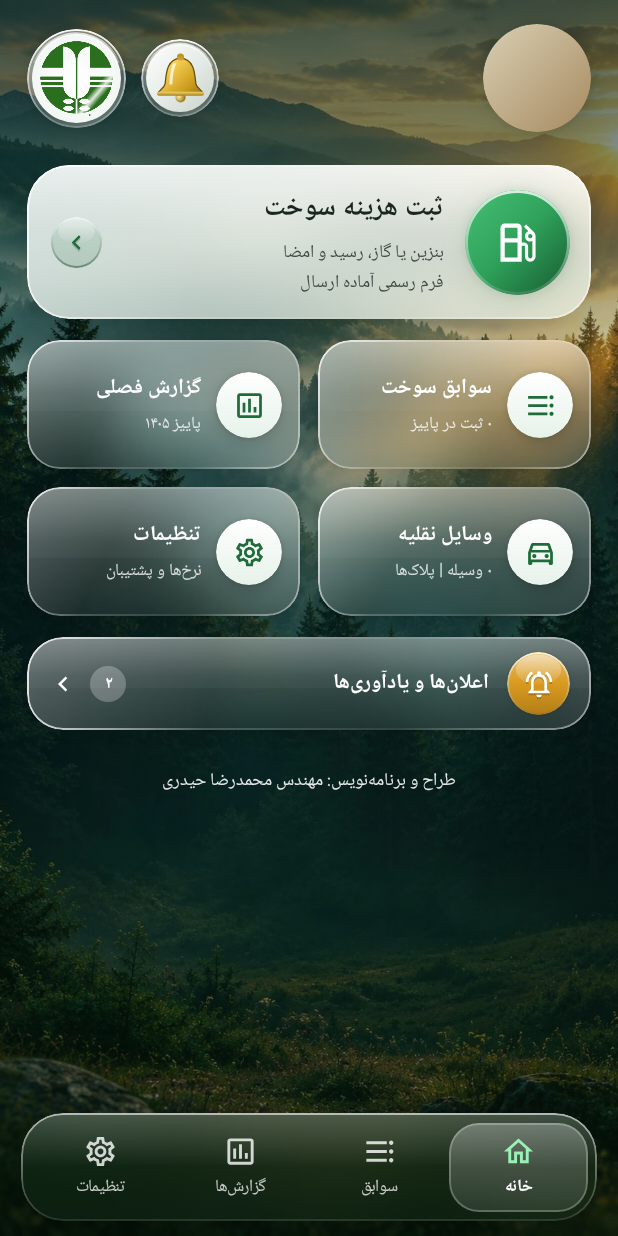
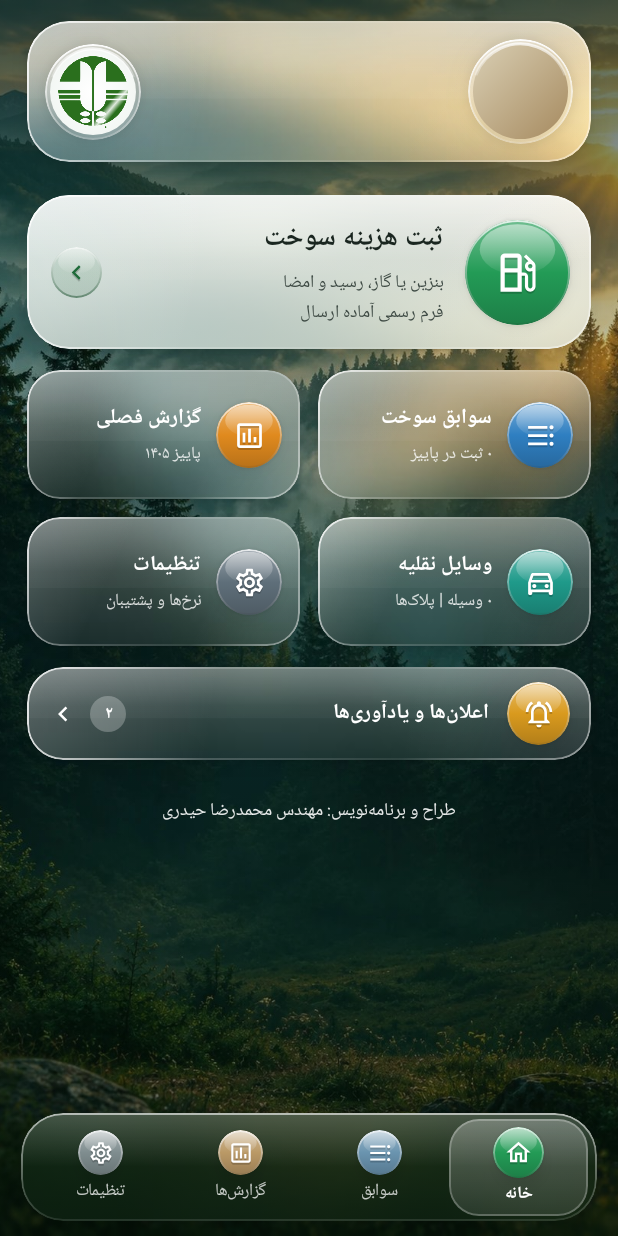
Before and after one commit to hydari/mohitban-android, an Android app built with Jetpack Compose: the composable DashboardScreen shown on its own in the app's theme, on a phone screen of 412 x 824 dp. Run offline under Robolectric (Android 15) with nearby library versions, the phone set to English and light mode, and no system bars; our stand-ins replace Room's generated code.

Commit message:
Glass header card, one-line rank & station, white bottom bar outside dashboard, skeuomorphic icons everywhere
Co-Authored-By: Claude Opus 5.5 <noreply@anthropic.com>
Claude-Session: https://claude.ai/code/session_019YAPU5vx6cTeVP4voc5iNR

```diff
--- a/app/src/main/java/ir/mohitban/app/ui/components/Common.kt
+++ b/app/src/main/java/ir/mohitban/app/ui/components/Common.kt
@@ -55,6 +55,7 @@ import androidx.compose.ui.draw.clip
 import androidx.compose.ui.draw.shadow
 import androidx.compose.ui.graphics.Brush
 import androidx.compose.ui.graphics.Color
+import androidx.compose.ui.graphics.luminance
 import androidx.compose.ui.graphics.ImageBitmap
 import androidx.compose.ui.graphics.vector.ImageVector
 import androidx.compose.ui.layout.ContentScale
@@ -241,6 +242,13 @@ fun CircleIcon(
     modifier: Modifier = Modifier,
     border: Color? = null,
 ) {
+    // light disc + coloured glyph → turn into a glossy coloured button with a white glyph
+    var background = background
+    var tint = tint
+    if (background.alpha >= 0.5f && background.luminance() > 0.72f && tint.luminance() < 0.45f) {
+        background = tint
+        tint = Color.White
+    }
     val transparent = background.alpha < 0.5f
     Box(
         modifier = modifier
@@ -330,18 +338,18 @@ fun TopBar(
                     .clip(CircleShape)
                     .clickable(onClick = onBack),
                 contentAlignment = Alignment.Center,
-            ) { Icon(Icons.AutoMirrored.Outlined.ArrowBack, "بازگشت", tint = MColors.Ink) }
+            ) { CircleIcon(Icons.AutoMirrored.Outlined.ArrowBack, MColors.Green, Color.White, size = 36.dp, iconSize = 19.dp) }
         }
         Text(title, style = MaterialTheme.typography.titleLarge, color = MColors.Ink, modifier = Modifier.align(Alignment.Center))
         if (action != null) Box(Modifier.align(Alignment.CenterEnd)) { action() }
     }
 }
 
-enum class MainTab(val title: String, val icon: ImageVector) {
-    HOME("خانه", Icons.Outlined.Home),
-    RECORDS("سوابق", Icons.AutoMirrored.Outlined.FormatListBulleted),
-    REPORTS("گزارش‌ها", Icons.Outlined.Assessment),
-    SETTINGS("تنظیمات", Icons.Outlined.Settings),
+enum class MainTab(val title: String, val icon: ImageVector, val color: Color) {
+    HOME("خانه", Icons.Outlined.Home, Color(0xFF239B56)),
+    RECORDS("سوابق", Icons.AutoMirrored.Outlined.FormatListBulleted, Color(0xFF2F7FC1)),
+    REPORTS("گزارش‌ها", Icons.Outlined.Assessment, Color(0xFFE08A1E)),
+    SETTINGS("تنظیمات", Icons.Outlined.Settings, Color(0xFF5F6F7A)),
 }
 
 /** Floating glass navigation bar (blurred photo behind it on the dashboard, frosted green elsewhere). */
@@ -349,6 +357,7 @@ enum class MainTab(val title: String, val icon: ImageVector) {
 fun BottomBar(current: MainTab, onSelect: (MainTab) -> Unit, modifier: Modifier = Modifier) {
     val shape = RoundedCornerShape(28.dp)
     val backdrop = LocalGlassBackdrop.current
+    val glass = backdrop != null
     var position by remember { mutableStateOf(Offset.Zero) }
     Row(
         modifier = modifier
@@ -356,21 +365,27 @@ fun BottomBar(current: MainTab, onSelect: (MainTab) -> Unit, modifier: Modifier
             .padding(horizontal = 14.dp, vertical = 10.dp)
             .fillMaxWidth()
             .height(72.dp)
-            .shadow(20.dp, shape, ambientColor = Color.Black, spotColor = Color(0x80000000))
+            .shadow(if (glass) 20.dp else 10.dp, shape, ambientColor = Color.Black, spotColor = if (glass) Color(0x80000000) else Color(0x40143C1E))
             .clip(shape)
             .onGloballyPositioned { position = it.positionInRoot() }
             .drawBehind {
-                drawBackdrop(backdrop, position)
-                drawRect(
-                    if (backdrop != null) Brush.verticalGradient(listOf(Color(0x8C0E2A18), Color(0xB30A1F12)))
-                    else Brush.verticalGradient(listOf(Color(0xE61C4A2C), Color(0xF20E2417))),
-                )
-                drawRect(
-                    Brush.verticalGradient(0f to Color.White.copy(alpha = 0.20f), 0.5f to Color.Transparent),
-                    size = this.size.copy(height = this.size.height * 0.5f),
-                )
+                if (glass) {
+                    drawBackdrop(backdrop, position)
+                    drawRect(Brush.verticalGradient(listOf(Color(0x8C0E2A18), Color(0xB30A1F12))))
+                    drawRect(
+                        Brush.verticalGradient(0f to Color.White.copy(alpha = 0.20f), 0.5f to Color.Transparent),
+                        size = this.size.copy(height = this.size.height * 0.5f),
+                    )
+                } else {
+                    drawRect(Color.White)
+                }
             }
-            .border(1.dp, Brush.verticalGradient(listOf(Color(0x99FFFFFF), Color(0x1AFFFFFF))), shape)
+            .border(
+                if (glass) 1.dp else 1.5.dp,
+                if (glass) Brush.verticalGradient(listOf(Color(0x99FFFFFF), Color(0x1AFFFFFF)))
+                else Brush.verticalGradient(listOf(MColors.Green2, MColors.Green)),
+                shape,
+            )
             .padding(horizontal = 6.dp),
         horizontalArrangement = Arrangement.SpaceAround,
         verticalAlignment = Alignment.CenterVertically,
@@ -382,21 +397,25 @@ fun BottomBar(current: MainTab, onSelect: (MainTab) -> Unit, modifier: Modifier
                     .weight(1f)
                     .clip(RoundedCornerShape(20.dp))
                     .then(
-                        if (on) Modifier
+                        if (on && glass) Modifier
                             .background(Brush.verticalGradient(listOf(Color(0x47FFFFFF), Color(0x1AFFFFFF))))
                             .border(1.dp, Color(0x40FFFFFF), RoundedCornerShape(20.dp))
+                        else if (on) Modifier.background(MColors.GreenLight)
                         else Modifier,
                     )
                     .clickable { onSelect(tab) }
-                    .padding(vertical = 7.dp),
+                    .padding(vertical = 5.dp),
                 horizontalAlignment = Alignment.CenterHorizontally,
-                verticalArrangement = Arrangement.spacedBy(3.dp),
+                verticalArrangement = Arrangement.spacedBy(2.dp),
             ) {
-                Icon(tab.icon, tab.title, tint = if (on) Color(0xFF9BF0B6) else Color(0xCCFFFFFF), modifier = Modifier.size(23.dp))
+                CircleIcon(
+                    tab.icon, if (on) tab.color else lerpColor(tab.color, Color(0xFF9AA5A0), 0.55f), Color.White,
+                    size = if (on) 34.dp else 30.dp, iconSize = if (on) 19.dp else 17.dp,
+                )
                 Text(
                     tab.title,
                     style = MaterialTheme.typography.labelSmall.copy(fontWeight = if (on) FontWeight.Bold else FontWeight.Normal),
-                    color = if (on) Color.White else Color(0xBFFFFFFF),
+                    color = if (glass) (if (on) Color.White else Color(0xBFFFFFFF)) else (if (on) MColors.Green else MColors.Muted),
                 )
             }
         }
--- a/app/src/main/java/ir/mohitban/app/ui/components/Fields.kt
+++ b/app/src/main/java/ir/mohitban/app/ui/components/Fields.kt
@@ -165,7 +165,7 @@ fun MField(
             verticalAlignment = Alignment.CenterVertically,
             horizontalArrangement = Arrangement.spacedBy(10.dp),
         ) {
-            if (leadingIcon != null) Icon(leadingIcon, null, tint = MColors.Green, modifier = Modifier.size(21.dp))
+            if (leadingIcon != null) CircleIcon(leadingIcon, MColors.Green, Color.White, size = 30.dp, iconSize = 17.dp)
             Box(Modifier.weight(1f), contentAlignment = Alignment.CenterStart) {
                 val textStyle = MaterialTheme.typography.bodyLarge.copy(
                     fontWeight = FontWeight.Bold,
--- a/app/src/main/java/ir/mohitban/app/ui/components/SignatureField.kt
+++ b/app/src/main/java/ir/mohitban/app/ui/components/SignatureField.kt
@@ -111,7 +111,7 @@ fun SignatureField(
                 Image(img, title, contentScale = ContentScale.Fit, modifier = Modifier.fillMaxSize().padding(horizontal = 16.dp, vertical = 22.dp))
             } else {
                 Column(horizontalAlignment = Alignment.CenterHorizontally) {
-                    Icon(Icons.Outlined.Draw, null, tint = MColors.Hint, modifier = Modifier.size(22.dp))
+                    CircleIcon(Icons.Outlined.Draw, Color(0xFF7D8C84), Color.White, size = 34.dp, iconSize = 18.dp)
                     Text("برای امضا لمس کنید", style = MaterialTheme.typography.labelSmall, color = MColors.Hint, modifier = Modifier.padding(top = 4.dp))
                 }
             }
--- a/app/src/main/java/ir/mohitban/app/ui/dashboard/DashboardScreen.kt
+++ b/app/src/main/java/ir/mohitban/app/ui/dashboard/DashboardScreen.kt
@@ -93,6 +93,8 @@ import ir.mohitban.app.ui.components.BottomBar
 import ir.mohitban.app.ui.components.CircleIcon
 import ir.mohitban.app.ui.components.GlassBackdrop
 import ir.mohitban.app.ui.components.GlassCard
+import androidx.compose.foundation.layout.width
+import ir.mohitban.app.ui.components.GlassRing
 import ir.mohitban.app.ui.components.LocalGlassBackdrop
 import ir.mohitban.app.ui.components.MainTab
 import ir.mohitban.app.ui.components.PlateView
@@ -198,15 +200,12 @@ fun DashboardScreen(
                     .verticalScroll(scroll)
                     .padding(horizontal = 18.dp),
             ) {
-                // ---------- header: photo, name, rank ✔ | 📍 station, bell + DoE logo ----------
-                Row(Modifier.fillMaxWidth().padding(top = 16.dp), verticalAlignment = Alignment.CenterVertically) {
+                // ---------- header card (liquid glass): photo | name, rank ✔ · 📍 station | DoE logo ----------
+                GlassCard(Modifier.fillMaxWidth().padding(top = 14.dp), dark = true, radius = 28.dp) {
+                    GlassRing(70.dp, Modifier.padding(start = 12.dp, top = 12.dp, bottom = 12.dp), onClick = onProfile) {
                         Box(
-                        Modifier
-                            .size(72.dp)
-                            .shadow(12.dp, CircleShape)
-                            .clip(CircleShape)
-                            .background(Brush.linearGradient(listOf(Color(0xFFD9CFB4), Color(0xFFA68A5F))))
-                            .clickable(onClick = onProfile),
+                            Modifier.fillMaxSize().clip(CircleShape)
+                                .background(Brush.linearGradient(listOf(Color(0xFFD9CFB4), Color(0xFFA68A5F)))),
                             contentAlignment = Alignment.Center,
                         ) {
                             val p = photo
@@ -216,44 +215,41 @@ fun DashboardScreen(
                                 Text(initials(profile?.fullName), style = MaterialTheme.typography.titleLarge, color = Color(0xFF4B3517))
                             }
                         }
-                    Column(Modifier.weight(1f).padding(horizontal = 12.dp)) {
+                    }
+                    Column(Modifier.weight(1f).padding(horizontal = 10.dp)) {
                         Text(
-                            profile?.fullName ?: "", style = MaterialTheme.typography.headlineSmall, color = Color.White,
+                            profile?.fullName ?: "", style = MaterialTheme.typography.titleLarge, color = Color.White,
                             maxLines = 1, overflow = TextOverflow.Ellipsis,
                         )
-                        profile?.rank?.takeIf { it.isNotBlank() }?.let { rank ->
-                            Row(verticalAlignment = Alignment.CenterVertically, modifier = Modifier.padding(top = 3.dp)) {
-                                Text(rank, style = MaterialTheme.typography.bodySmall, color = Color(0xF2FFFFFF))
-                                VerifiedBadge(Modifier.padding(start = 5.dp))
+                        val rank = profile?.rank?.takeIf { it.isNotBlank() }
+                        val station = profile?.station?.takeIf { it.isNotBlank() }
+                        if (rank != null || station != null) {
+                            // rank and station on one line, each icon on its right side
+                            Row(verticalAlignment = Alignment.CenterVertically, modifier = Modifier.padding(top = 5.dp)) {
+                                if (rank != null) {
+                                    VerifiedBadge()
+                                    Text(
+                                        " $rank", style = MaterialTheme.typography.bodySmall, color = Color(0xF2FFFFFF),
+                                        maxLines = 1,
+                                    )
                                 }
-                        }
-                        profile?.station?.takeIf { it.isNotBlank() }?.let { st ->
-                            Row(verticalAlignment = Alignment.CenterVertically, modifier = Modifier.padding(top = 3.dp)) {
-                                Icon(Icons.Outlined.LocationOn, null, tint = Color(0xFFFF8A7A), modifier = Modifier.size(16.dp))
+                                if (rank != null && station != null) Spacer(Modifier.width(10.dp))
+                                if (station != null) {
+                                    CircleIcon(Icons.Outlined.LocationOn, Color(0xFFE5483B), Color.White, size = 17.dp, iconSize = 11.dp)
                                     Text(
-                                    " پاسگاه محیط‌بانی $st", style = MaterialTheme.typography.bodySmall, color = Color(0xE6FFFFFF),
-                                    maxLines = 1, overflow = TextOverflow.Ellipsis,
+                                        " پاسگاه $station", style = MaterialTheme.typography.bodySmall, color = Color(0xE6FFFFFF),
+                                        maxLines = 1, overflow = TextOverflow.Ellipsis, modifier = Modifier.weight(1f, fill = false),
                                     )
                                 }
                             }
                         }
-                    SkeuoBell(ringing = urgentCount > 0, count = urgentCount, onClick = onAlerts, size = 52.dp)
-                    Spacer(Modifier.size(10.dp))
-                    ShimmerLogo(size = 66.dp)
+                    }
+                    ShimmerLogo(size = 64.dp, modifier = Modifier.padding(end = 12.dp))
                 }
 
                 // ---------- main action ----------
                 GlassCard(Modifier.fillMaxWidth().padding(top = 22.dp), radius = 28.dp, onClick = onFuel) {
-                    Box(
-                        Modifier
-                            .padding(14.dp)
-                            .size(70.dp)
-                            .shadow(14.dp, CircleShape, spotColor = MColors.Green)
-                            .clip(CircleShape)
-                            .background(Brush.linearGradient(listOf(Color(0xFF45C173), MColors.GreenBright, Color(0xFF16592F))))
-                            .border(1.5.dp, Brush.verticalGradient(listOf(Color(0xCCFFFFFF), Color(0x1AFFFFFF))), CircleShape),
-                        contentAlignment = Alignment.Center,
-                    ) { Icon(Icons.Outlined.LocalGasStation, null, tint = Color.White, modifier = Modifier.size(34.dp)) }
+                    CircleIcon(Icons.Outlined.LocalGasStation, Color(0xFF239B56), Color.White, size = 70.dp, iconSize = 34.dp, modifier = Modifier.padding(14.dp))
                     Column(Modifier.weight(1f).padding(vertical = 14.dp)) {
                         Text("ثبت هزینه سوخت", style = MaterialTheme.typography.titleLarge, color = MColors.Ink)
                         Text("بنزین یا گاز، رسید و امضا", style = MaterialTheme.typography.bodySmall, color = Color(0xFF3E4A44), modifier = Modifier.padding(top = 4.dp))
@@ -270,7 +266,7 @@ fun DashboardScreen(
                     GlassCard(Modifier.fillMaxWidth().padding(top = 14.dp), dark = true, onClick = onVehicle) {
                         CircleIcon(
                             if (v.type == VehicleType.MOTORCYCLE) Icons.Outlined.TwoWheeler else Icons.Outlined.DirectionsCar,
-                            Color(0x33FFFFFF), Color.White, size = 40.dp, iconSize = 21.dp, modifier = Modifier.padding(start = 14.dp),
+                            Color(0xFF2F7FC1), Color.White, size = 40.dp, iconSize = 21.dp, modifier = Modifier.padding(start = 14.dp),
                         )
                         Column(Modifier.weight(1f).padding(horizontal = 10.dp, vertical = 12.dp)) {
                             Text(v.title, style = MaterialTheme.typography.titleSmall, color = Color.White, maxLines = 1, overflow = TextOverflow.Ellipsis)
@@ -287,12 +283,12 @@ fun DashboardScreen(
 
                 // ---------- quick tiles ----------
                 Row(Modifier.fillMaxWidth().padding(top = 14.dp), horizontalArrangement = Arrangement.spacedBy(12.dp)) {
-                    QuickTile(Icons.AutoMirrored.Outlined.FormatListBulleted, "سوابق سوخت", "${state.seasonEntries.size.fa()} ثبت در ${vm.season.title}", Modifier.weight(1f), onRecords)
-                    QuickTile(Icons.Outlined.Assessment, "گزارش فصلی", "${vm.season.title} ${vm.year.fa()}", Modifier.weight(1f), onReport)
+                    QuickTile(Icons.AutoMirrored.Outlined.FormatListBulleted, "سوابق سوخت", "${state.seasonEntries.size.fa()} ثبت در ${vm.season.title}", Modifier.weight(1f), onRecords, Color(0xFF2F7FC1))
+                    QuickTile(Icons.Outlined.Assessment, "گزارش فصلی", "${vm.season.title} ${vm.year.fa()}", Modifier.weight(1f), onReport, Color(0xFFE08A1E))
                 }
                 Row(Modifier.fillMaxWidth().padding(top = 12.dp), horizontalArrangement = Arrangement.spacedBy(12.dp)) {
-                    QuickTile(Icons.Outlined.DirectionsCar, "وسایل نقلیه", "${state.vehicleCount.fa()} وسیله | پلاک‌ها", Modifier.weight(1f), onVehicle)
-                    QuickTile(Icons.Outlined.Settings, "تنظیمات", "نرخ‌ها و پشتیبان", Modifier.weight(1f), onSettings)
+                    QuickTile(Icons.Outlined.DirectionsCar, "وسایل نقلیه", "${state.vehicleCount.fa()} وسیله | پلاک‌ها", Modifier.weight(1f), onVehicle, Color(0xFF1F9A8A))
+                    QuickTile(Icons.Outlined.Settings, "تنظیمات", "نرخ‌ها و پشتیبان", Modifier.weight(1f), onSettings, Color(0xFF5F6F7A))
                 }
 
                 // ---------- alerts entry (details in their own page) ----------
@@ -354,17 +350,9 @@ private fun initials(name: String?): String {
 }
 
 @Composable
-private fun QuickTile(icon: ImageVector, title: String, subtitle: String, modifier: Modifier, onClick: () -> Unit) {
+private fun QuickTile(icon: ImageVector, title: String, subtitle: String, modifier: Modifier, onClick: () -> Unit, color: Color) {
     GlassCard(modifier.height(86.dp), dark = true, radius = 22.dp, onClick = onClick) {
-        Box(
-            Modifier
-                .padding(start = 12.dp)
-                .size(44.dp)
-                .shadow(6.dp, CircleShape)
-                .clip(CircleShape)
-                .background(Brush.verticalGradient(listOf(Color.White, Color(0xFFE6F2E9)))),
-            contentAlignment = Alignment.Center,
-        ) { Icon(icon, null, tint = MColors.Green, modifier = Modifier.size(22.dp)) }
+        CircleIcon(icon, color, Color.White, size = 44.dp, iconSize = 22.dp, modifier = Modifier.padding(start = 12.dp))
         Column(Modifier.weight(1f).padding(horizontal = 10.dp)) {
             Text(title, style = MaterialTheme.typography.titleSmall.copy(fontWeight = FontWeight.Bold), color = Color.White, maxLines = 1, overflow = TextOverflow.Ellipsis)
             Text(subtitle, style = MaterialTheme.typography.labelSmall, color = Color(0xCCFFFFFF), maxLines = 1, overflow = TextOverflow.Ellipsis, modifier = Modifier.padding(top = 3.dp))
--- a/app/src/main/java/ir/mohitban/app/ui/settings/SettingsScreen.kt
+++ b/app/src/main/java/ir/mohitban/app/ui/settings/SettingsScreen.kt
@@ -198,7 +198,7 @@ fun SettingsScreen(
 
                 SectionTitle("درباره")
                 AppCard(Modifier.fillMaxWidth()) {
-                    SettingRow(Icons.Outlined.Info, "محیط‌یار — نسخه ${ir.mohitban.app.BuildConfigCompat.versionName(LocalContext.current).fa()}", "طراح و برنامه‌نویس: مهندس محمدرضا حیدری | کاملاً آفلاین", null)
+                    SettingRow(Icons.Outlined.Info, "محیط‌یار — نسخه ${ir.mohitban.app.BuildConfigCompat.versionName(LocalContext.current).fa()}", "طراح و برنامه‌نویس: مهندس محمدرضا حیدری", null)
                 }
                 Spacer(Modifier.height(120.dp))
             }
```
Also changed, not shown: app/src/main/java/ir/mohitban/app/ui/fuel/FuelFormScreen.kt (+3 -5 lines). Lines whose indentation alone changed are shown as unchanged.
